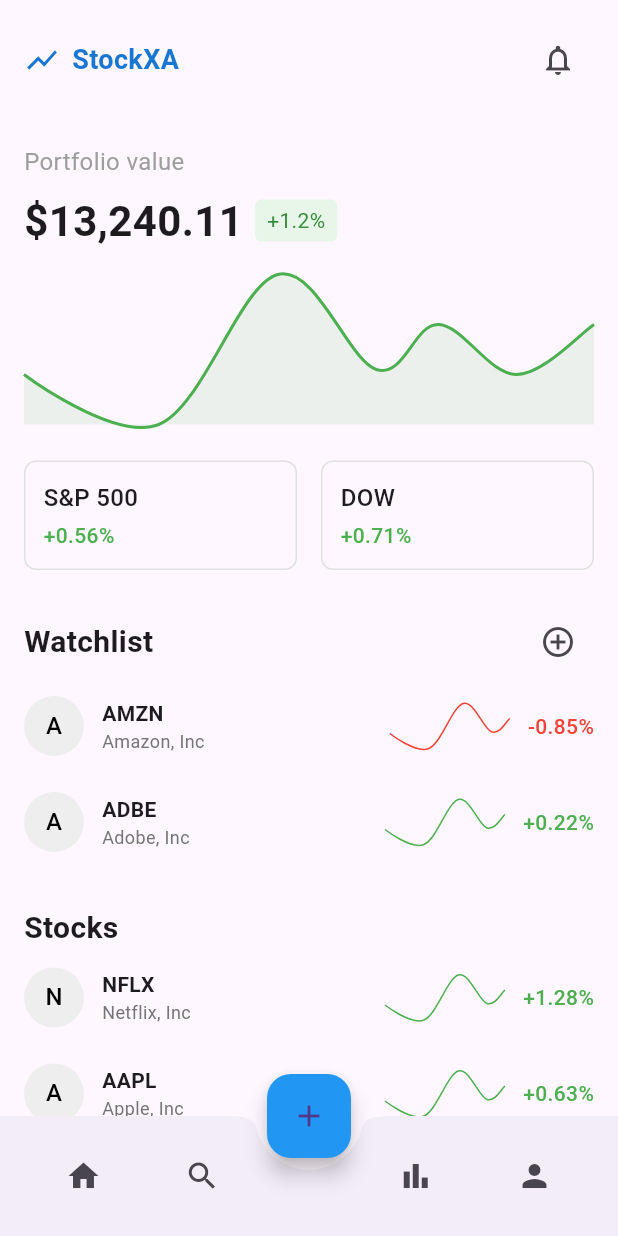
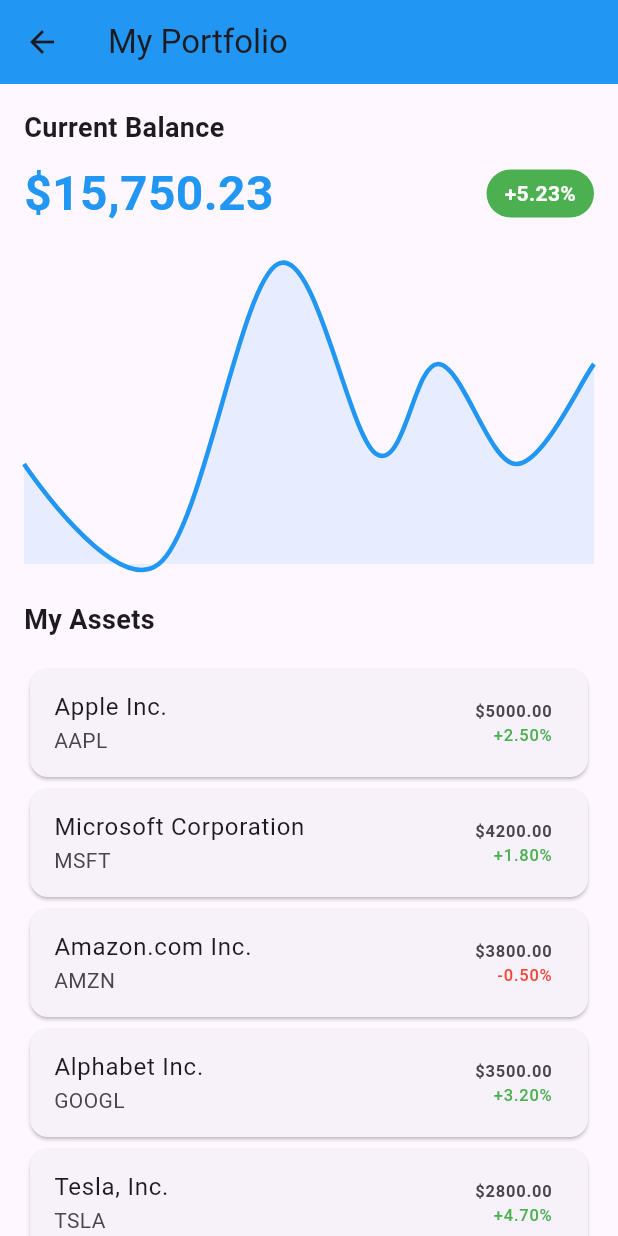
Before and after one commit to DimaNm08/StockExchange_App, a Flutter app: the HomePage screen opened by its route, after a tap on the "bar chart" icon, on a phone screen of 412 x 824 dp. Run offline on Flutter 3.47's test engine with Material 3 defaults, Android fonts, the phone set to English and light mode, and no system bars; drawn by our look-alikes of fl_chart; network calls fail.

Commit message:
Added Portfolio page

```diff
--- a/lib/main.dart
+++ b/lib/main.dart
@@ -5,6 +5,7 @@
 import '../screens/signin.dart';
 import '../screens/account.dart';
 import '../screens/search_page.dart';
+import '../screens/portofolio_page.dart';
 
 void main() {
   runApp(const MyApp());
@@ -30,6 +31,7 @@
         '/homepage': (context) => const HomePage(),
         '/account': (context) => const AccountPage(),
         '/search': (context) => const SearchPage(),
+        '/portfolio': (context) => const PortfolioPage(),
       },
     );
   }
--- a/lib/screens/homepage.dart
+++ b/lib/screens/homepage.dart
@@ -325,7 +325,12 @@
             },
           ),
           const SizedBox(width: 32),
-          IconButton(icon: const Icon(Icons.bar_chart), onPressed: () {}),
+          IconButton(
+            icon: const Icon(Icons.bar_chart),
+            onPressed: () {
+              Navigator.pushNamed(context, '/portfolio');
+            },
+          ),
           IconButton(
             icon: const Icon(Icons.person),
             onPressed: () {
--- /dev/null
+++ b/lib/screens/portofolio_page.dart
@@ -0,0 +1,164 @@
+import 'package:flutter/material.dart';
+import 'package:fl_chart/fl_chart.dart';
+
+class PortfolioPage extends StatelessWidget {
+  const PortfolioPage({Key? key}) : super(key: key);
+
+  @override
+  Widget build(BuildContext context) {
+    return Scaffold(
+      appBar: AppBar(
+        title: const Text('My Portfolio'),
+        backgroundColor: Colors.blue,
+      ),
+      body: SingleChildScrollView(
+        child: Padding(
+          padding: const EdgeInsets.all(16.0),
+          child: Column(
+            crossAxisAlignment: CrossAxisAlignment.start,
+            children: [
+              _buildCurrentBalance(),
+              const SizedBox(height: 24),
+              _buildPortfolioChart(),
+              const SizedBox(height: 24),
+              _buildAssetsList(),
+            ],
+          ),
+        ),
+      ),
+    );
+  }
+
+  Widget _buildCurrentBalance() {
+    return Column(
+      crossAxisAlignment: CrossAxisAlignment.start,
+      children: [
+        const Text(
+          'Current Balance',
+          style: TextStyle(
+            fontSize: 18,
+            fontWeight: FontWeight.bold,
+          ),
+        ),
+        const SizedBox(height: 8),
+        Row(
+          mainAxisAlignment: MainAxisAlignment.spaceBetween,
+          children: [
+            const Text(
+              '\$15,750.23',
+              style: TextStyle(
+                fontSize: 32,
+                fontWeight: FontWeight.bold,
+                color: Colors.blue,
+              ),
+            ),
+            Container(
+              padding: const EdgeInsets.symmetric(horizontal: 12, vertical: 6),
+              decoration: BoxDecoration(
+                color: Colors.green,
+                borderRadius: BorderRadius.circular(20),
+              ),
+              child: const Text(
+                '+5.23%',
+                style: TextStyle(
+                  color: Colors.white,
+                  fontWeight: FontWeight.bold,
+                ),
+              ),
+            ),
+          ],
+        ),
+      ],
+    );
+  }
+
+  Widget _buildPortfolioChart() {
+    return SizedBox(
+      height: 200,
+      child: LineChart(
+        LineChartData(
+          gridData: FlGridData(show: false),
+          titlesData: FlTitlesData(show: false),
+          borderData: FlBorderData(show: false),
+          lineBarsData: [
+            LineChartBarData(
+              spots: [
+                const FlSpot(0, 3),
+                const FlSpot(2.6, 2),
+                const FlSpot(4.9, 5),
+                const FlSpot(6.8, 3.1),
+                const FlSpot(8, 4),
+                const FlSpot(9.5, 3),
+                const FlSpot(11, 4),
+              ],
+              isCurved: true,
+              color: Colors.blue,
+              barWidth: 3,
+              dotData: FlDotData(show: false),
+              belowBarData: BarAreaData(
+                show: true,
+                color: Colors.blue.withOpacity(0.1),
+              ),
+            ),
+          ],
+        ),
+      ),
+    );
+  }
+
+  Widget _buildAssetsList() {
+    final List<Map<String, dynamic>> assets = [
+      {'name': 'Apple Inc.', 'symbol': 'AAPL', 'value': 5000.0, 'growth': 2.5},
+      {'name': 'Microsoft Corporation', 'symbol': 'MSFT', 'value': 4200.0, 'growth': 1.8},
+      {'name': 'Amazon.com Inc.', 'symbol': 'AMZN', 'value': 3800.0, 'growth': -0.5},
+      {'name': 'Alphabet Inc.', 'symbol': 'GOOGL', 'value': 3500.0, 'growth': 3.2},
+      {'name': 'Tesla, Inc.', 'symbol': 'TSLA', 'value': 2800.0, 'growth': 4.7},
+    ];
+
+    return Column(
+      crossAxisAlignment: CrossAxisAlignment.start,
+      children: [
+        const Text(
+          'My Assets',
+          style: TextStyle(
+            fontSize: 18,
+            fontWeight: FontWeight.bold,
+          ),
+        ),
+        const SizedBox(height: 16),
+        ListView.builder(
+          shrinkWrap: true,
+          physics: const NeverScrollableScrollPhysics(),
+          itemCount: assets.length,
+          itemBuilder: (context, index) {
+            final asset = assets[index];
+            return Card(
+              child: ListTile(
+                title: Text(asset['name']),
+                subtitle: Text(asset['symbol']),
+                trailing: Column(
+                  mainAxisAlignment: MainAxisAlignment.center,
+                  crossAxisAlignment: CrossAxisAlignment.end,
+                  children: [
+                    Text(
+                      '\$${asset['value'].toStringAsFixed(2)}',
+                      style: const TextStyle(
+                        fontWeight: FontWeight.bold,
+                      ),
+                    ),
+                    Text(
+                      '${asset['growth'] >= 0 ? '+' : ''}${asset['growth'].toStringAsFixed(2)}%',
+                      style: TextStyle(
+                        color: asset['growth'] >= 0 ? Colors.green : Colors.red,
+                      ),
+                    ),
+                  ],
+                ),
+              ),
+            );
+          },
+        ),
+      ],
+    );
+  }
+}
```
